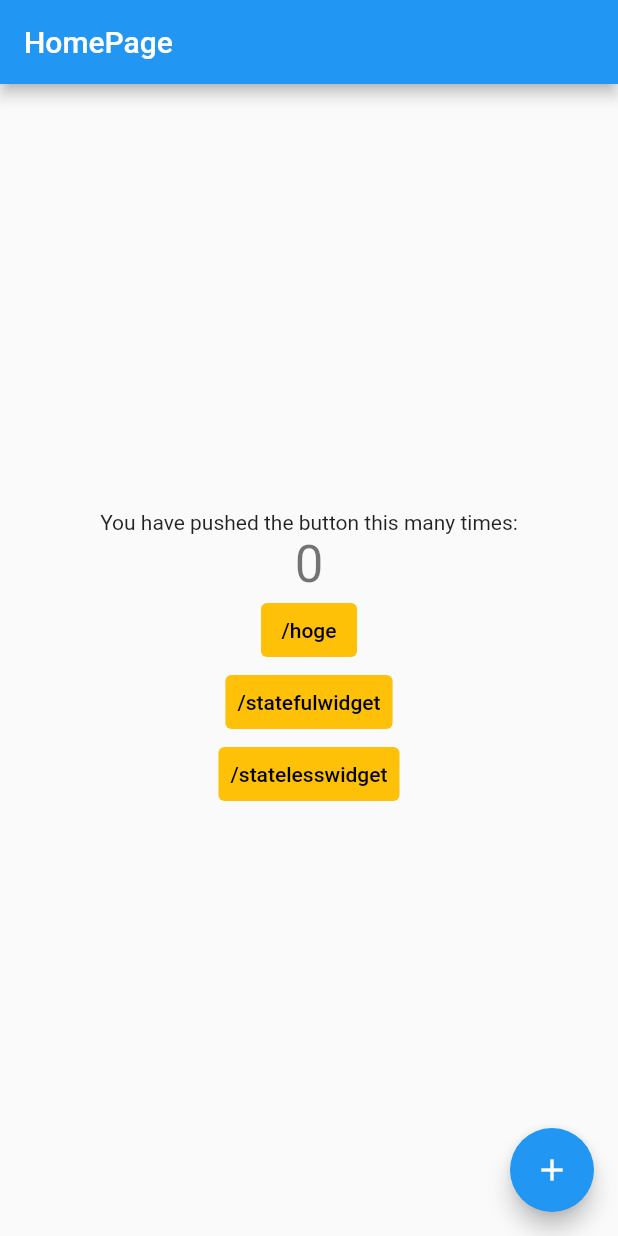
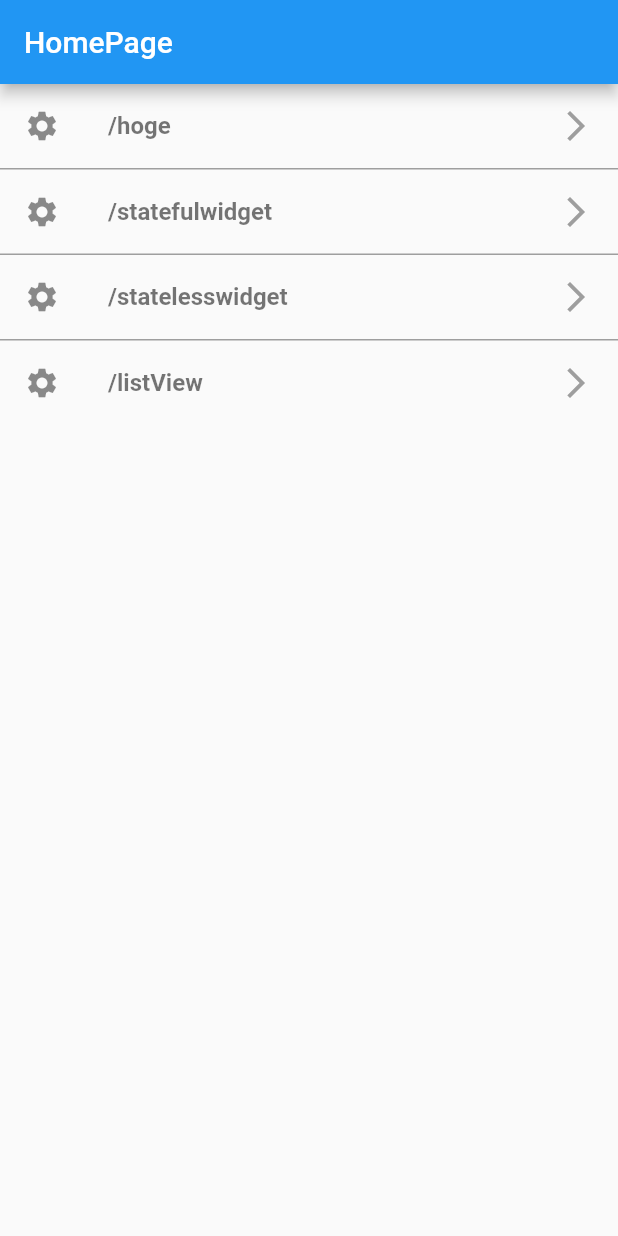
Before and after one commit to h-enoki/flutter_sample, a Flutter app: the screen it shows after launch, on a phone screen of 412 x 824 dp. Run offline on Flutter 3.47's test engine with Material 2 defaults, Android fonts, the phone set to English and light mode, and no system bars.

Commit message:
ListViewのサンプル実装

```diff
--- a/lib/src/routes/app_router.dart
+++ b/lib/src/routes/app_router.dart
@@ -1,6 +1,7 @@
 import 'package:flutter/material.dart';
 import 'package:flutter_sample/src/views/hoge_page.dart';
 import 'package:flutter_sample/src/views/home_page.dart';
+import 'package:flutter_sample/src/views/listview_page.dart';
 import 'package:flutter_sample/src/views/statefulwidget_page.dart';
 import 'package:flutter_sample/src/views/statelesswidget_page.dart';
 
@@ -19,12 +20,16 @@ class AppRouter {
         return _buildRoute(const StatefulWidgetPage());
 
       case AppRoutes.statelesswidget:
-        return _buildRoute(const StatelessWidgetPage(
-          color: Colors.blueGrey,
-          child: Center(
-            child: Text("StatelessWidgetPage"),
+        return _buildRoute(
+          const StatelessWidgetPage(
+            color: Colors.blueGrey,
+            child: Center(
+              child: Text("StatelessWidgetPage"),
+            ),
           ),
-        ));
+        );
+      case AppRoutes.listView:
+        return _buildRoute(const ListViewPage());
 
       default:
         return null;
--- a/lib/src/routes/app_routes.dart
+++ b/lib/src/routes/app_routes.dart
@@ -3,4 +3,5 @@ class AppRoutes {
   static const hoge = '/hoge';
   static const statefulwidget = '/statefulwidget';
   static const statelesswidget = '/statelesswidget';
+  static const listView = '/listView';
 }
--- a/lib/src/views/home_page.dart
+++ b/lib/src/views/home_page.dart
@@ -1,85 +1,53 @@
 import 'package:flutter/material.dart';
 import 'package:flutter_sample/src/routes/app_routes.dart';
 
-class MyHomePage extends StatefulWidget {
+class MyHomePage extends StatelessWidget {
   const MyHomePage({super.key});
 
   @override
-  State<MyHomePage> createState() => _MyHomePageState();
-}
+  Widget build(BuildContext context) {
+    final items = _items(context);
 
-class _MyHomePageState extends State<MyHomePage> {
-  int _counter = 0;
-
-  void _incrementCounter() {
-    setState(() {
-      _counter++;
-    });
-  }
-
-  @override
-  Widget build(BuildContext context) {
     return Scaffold(
       appBar: AppBar(
         title: const Text("HomePage"),
       ),
-      body: Center(
-        child: Column(
-          mainAxisAlignment: MainAxisAlignment.center,
-          children: <Widget>[
-            const Text(
-              'You have pushed the button this many times:',
-            ),
-            Text(
-              '$_counter',
-              style: Theme.of(context).textTheme.headline4,
-            ),
-            TextButton(
-              style: TextButton.styleFrom(
-                backgroundColor: Colors.amber,
-              ),
-              onPressed: () {
-                // 画面遷移
-                Navigator.pushNamed(context, AppRoutes.hoge);
-              },
-              child: const Text(
-                AppRoutes.hoge,
-                style: TextStyle(color: Colors.black),
-              ),
-            ),
-            TextButton(
-              style: TextButton.styleFrom(
-                backgroundColor: Colors.amber,
-              ),
-              onPressed: () {
-                // 画面遷移
-                Navigator.pushNamed(context, AppRoutes.statefulwidget);
-              },
-              child: const Text(
-                AppRoutes.statefulwidget,
-                style: TextStyle(color: Colors.black),
-              ),
-            ),
-            TextButton(
-              style: TextButton.styleFrom(
-                backgroundColor: Colors.amber,
-              ),
-              onPressed: () {
-                // 画面遷移
-                Navigator.pushNamed(context, AppRoutes.statelesswidget);
-              },
-              child: const Text(
-                AppRoutes.statelesswidget,
-                style: TextStyle(color: Colors.black),
-              ),
-            ),
-          ],
+      body: ListView.separated(
+        itemCount: items.length,
+        itemBuilder: (_, index) {
+          return items[index];
+        },
+        separatorBuilder: (_, index) {
+          return Container(color: Colors.grey, height: 1.0);
+        },
+      ),
+    );
+  }
+
+  List<Widget> _items(BuildContext context) {
+    return [
+      _myListTile(context, AppRoutes.hoge),
+      _myListTile(context, AppRoutes.statefulwidget),
+      _myListTile(context, AppRoutes.statelesswidget),
+      _myListTile(context, AppRoutes.listView),
+    ];
+  }
+
+  Widget _myListTile(BuildContext context, String appRoutes) {
+    return ListTile(
+      leading: const Icon(Icons.settings),
+      title: Text(
+        appRoutes,
+        style: const TextStyle(
+          color: Colors.black54,
+          fontSize: 16.0,
+          fontWeight: FontWeight.bold,
         ),
       ),
-      floatingActionButton: FloatingActionButton(
-        onPressed: _incrementCounter,
-        tooltip: 'Increment',
-        child: const Icon(Icons.add),
+      onTap: () => Navigator.pushNamed(context, appRoutes),
+      trailing: const Icon(
+        Icons.arrow_forward_ios,
+        color: Colors.grey,
       ),
     );
   }
```
Also changed, not shown: lib/src/views/listview_page.dart (added, +40 -0 lines).
